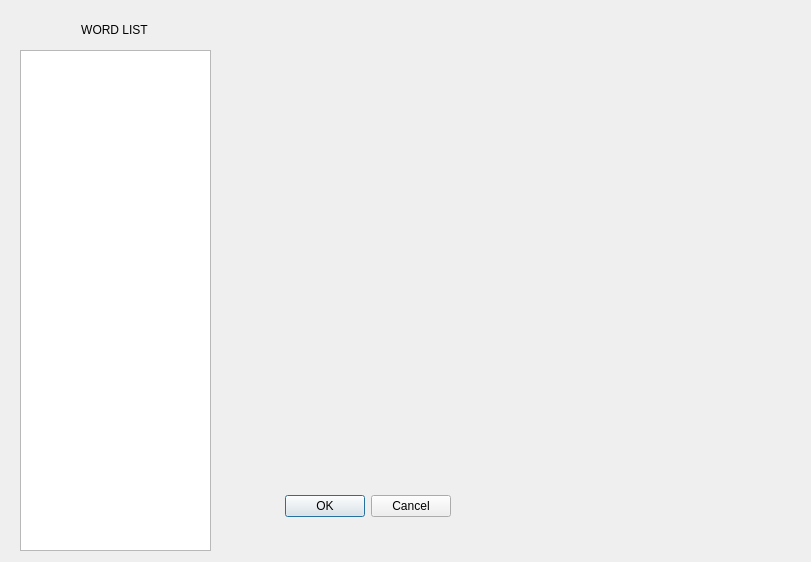
The window that GUI.ui (Yee172/AlphabetQs) describes before a commit, drawn with Qt 5.
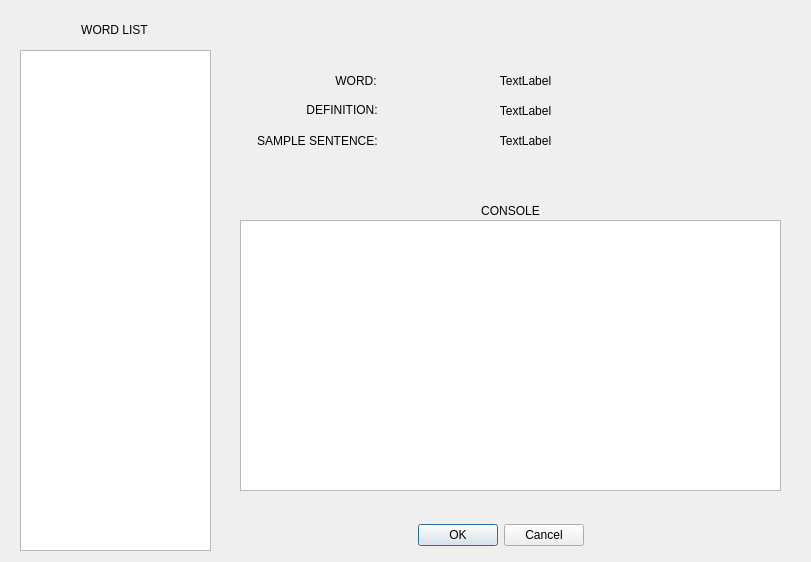
The same window after the commit.

What changed in the file:
```diff
--- a/GUI.ui
+++ b/GUI.ui
@@ -19,10 +19,10 @@
   <widget class="QDialogButtonBox" name="buttonBox">
    <property name="geometry">
     <rect>
-     <x>270</x>
-     <y>490</y>
-     <width>181</width>
-     <height>32</height>
+     <x>370</x>
+     <y>510</y>
+     <width>261</width>
+     <height>51</height>
     </rect>
    </property>
    <property name="orientation">
@@ -31,6 +31,9 @@
    <property name="standardButtons">
     <set>QDialogButtonBox::Cancel|QDialogButtonBox::Ok</set>
    </property>
+   <property name="centerButtons">
+    <bool>true</bool>
+   </property>
   </widget>
   <widget class="QListView" name="WordList">
    <property name="geometry">
@@ -61,6 +64,128 @@
     <set>Qt::AlignCenter</set>
    </property>
   </widget>
+  <widget class="QLabel" name="label_2">
+   <property name="geometry">
+    <rect>
+     <x>320</x>
+     <y>70</y>
+     <width>60</width>
+     <height>21</height>
+    </rect>
+   </property>
+   <property name="text">
+    <string>WORD: </string>
+   </property>
+   <property name="alignment">
+    <set>Qt::AlignRight|Qt::AlignTrailing|Qt::AlignVCenter</set>
+   </property>
+  </widget>
+  <widget class="QLabel" name="label_3">
+   <property name="geometry">
+    <rect>
+     <x>400</x>
+     <y>70</y>
+     <width>251</width>
+     <height>21</height>
+    </rect>
+   </property>
+   <property name="text">
+    <string>TextLabel</string>
+   </property>
+   <property name="alignment">
+    <set>Qt::AlignCenter</set>
+   </property>
+  </widget>
+  <widget class="QLabel" name="label_4">
+   <property name="geometry">
+    <rect>
+     <x>300</x>
+     <y>100</y>
+     <width>81</width>
+     <height>20</height>
+    </rect>
+   </property>
+   <property name="text">
+    <string>DEFINITION: </string>
+   </property>
+   <property name="alignment">
+    <set>Qt::AlignRight|Qt::AlignTrailing|Qt::AlignVCenter</set>
+   </property>
+  </widget>
+  <widget class="QLabel" name="label_5">
+   <property name="geometry">
+    <rect>
+     <x>380</x>
+     <y>100</y>
+     <width>291</width>
+     <height>21</height>
+    </rect>
+   </property>
+   <property name="text">
+    <string>TextLabel</string>
+   </property>
+   <property name="alignment">
+    <set>Qt::AlignCenter</set>
+   </property>
+  </widget>
+  <widget class="QLabel" name="label_6">
+   <property name="geometry">
+    <rect>
+     <x>250</x>
+     <y>130</y>
+     <width>131</width>
+     <height>21</height>
+    </rect>
+   </property>
+   <property name="text">
+    <string>SAMPLE SENTENCE: </string>
+   </property>
+   <property name="alignment">
+    <set>Qt::AlignRight|Qt::AlignTrailing|Qt::AlignVCenter</set>
+   </property>
+  </widget>
+  <widget class="QLabel" name="label_7">
+   <property name="geometry">
+    <rect>
+     <x>380</x>
+     <y>130</y>
+     <width>291</width>
+     <height>21</height>
+    </rect>
+   </property>
+   <property name="text">
+    <string>TextLabel</string>
+   </property>
+   <property name="alignment">
+    <set>Qt::AlignCenter</set>
+   </property>
+  </widget>
+  <widget class="QTextBrowser" name="textBrowser">
+   <property name="geometry">
+    <rect>
+     <x>240</x>
+     <y>220</y>
+     <width>541</width>
+     <height>271</height>
+    </rect>
+   </property>
+  </widget>
+  <widget class="QLabel" name="label_8">
+   <property name="geometry">
+    <rect>
+     <x>240</x>
+     <y>200</y>
+     <width>541</width>
+     <height>21</height>
+    </rect>
+   </property>
+   <property name="text">
+    <string>CONSOLE</string>
+   </property>
+   <property name="alignment">
+    <set>Qt::AlignCenter</set>
+   </property>
+  </widget>
  </widget>
  <resources/>
  <connections>
```
